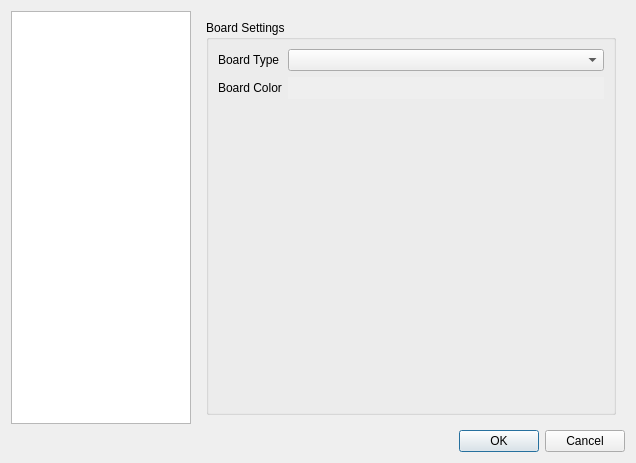
Before: the Qt Designer form setupdialog.ui in nullx002/mugo, drawn with Qt 5.
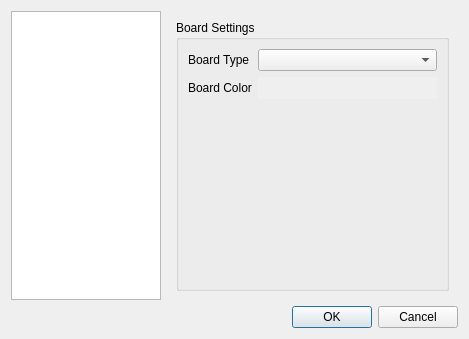
After: the same form once the commit is applied.

```diff
--- a/setupdialog.ui
+++ b/setupdialog.ui
@@ -6,8 +6,8 @@
    <rect>
     <x>0</x>
     <y>0</y>
-    <width>636</width>
-    <height>463</height>
+    <width>469</width>
+    <height>339</height>
    </rect>
   </property>
   <property name="windowTitle">
@@ -20,7 +20,7 @@
       <widget class="QListView" name="listView">
        <property name="maximumSize">
         <size>
-         <width>180</width>
+         <width>150</width>
          <height>16777215</height>
         </size>
        </property>
```
